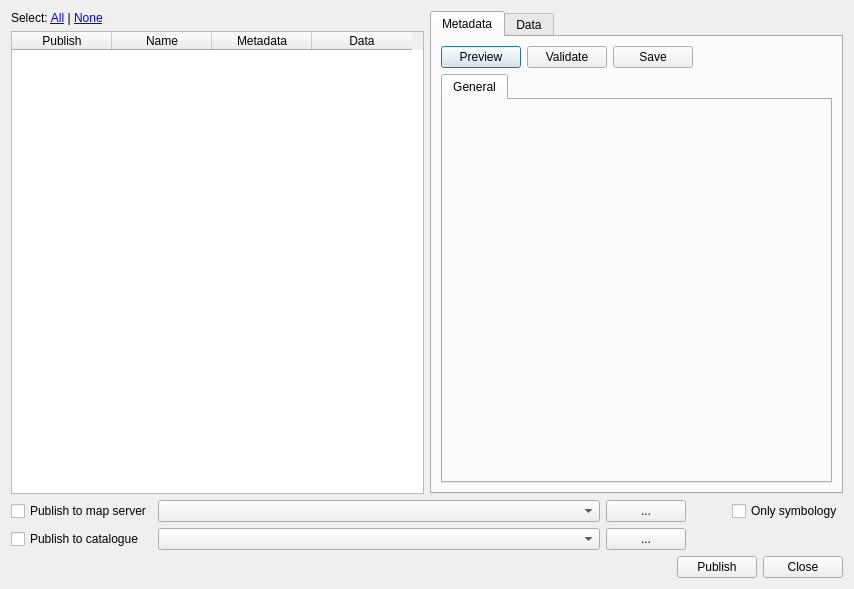
Before: the Qt Designer form geocatbridge/ui/geocatbridgedialog.ui in GeoCat/qgis-bridge-plugin, drawn with Qt 5.
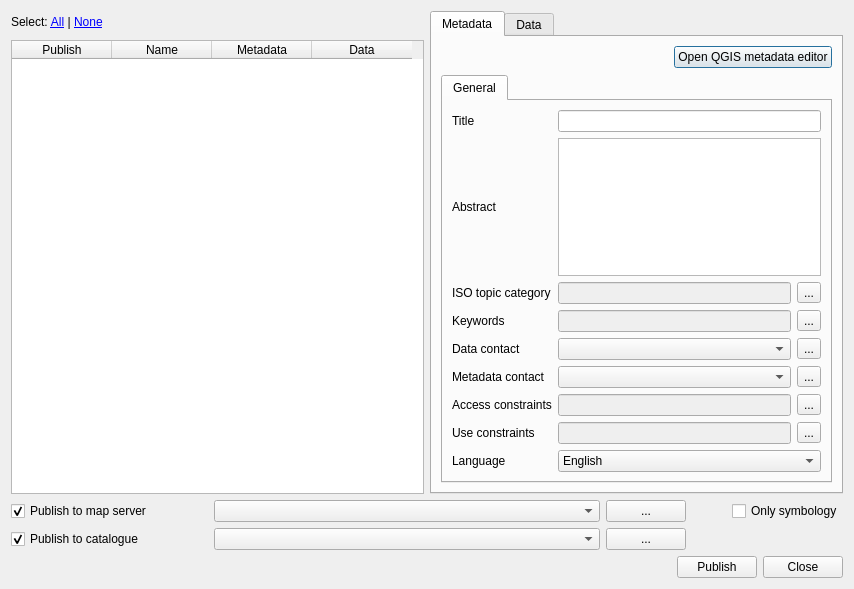
After: the same form once the commit is applied. Icons and pictures are not drawn.

Commit message: work on metadata ui and other parts of the publishing workflow ui

What changed in the file:
```diff
--- a/geocatbridge/ui/geocatbridgedialog.ui
+++ b/geocatbridge/ui/geocatbridgedialog.ui
@@ -15,18 +15,49 @@
   </property>
   <layout class="QVBoxLayout" name="verticalLayout_3">
    <item>
-    <layout class="QHBoxLayout" name="horizontalLayout_3">
+    <layout class="QHBoxLayout" name="horizontalLayout_5">
      <item>
       <layout class="QVBoxLayout" name="verticalLayout">
        <item>
-        <widget class="QLabel" name="labelSelect">
-         <property name="text">
-          <string>Select: &lt;a href=&quot;all&quot;&gt;All&lt;/a&gt; | &lt;a href=&quot;none&quot;&gt;None&lt;/a&gt;</string>
-         </property>
-         <property name="textInteractionFlags">
-          <set>Qt::TextBrowserInteraction</set>
-         </property>
-        </widget>
+        <layout class="QHBoxLayout" name="horizontalLayout_3">
+         <item>
+          <widget class="QLabel" name="labelSelect">
+           <property name="text">
+            <string>Select: &lt;a href=&quot;all&quot;&gt;All&lt;/a&gt; | &lt;a href=&quot;none&quot;&gt;None&lt;/a&gt;</string>
+           </property>
+           <property name="textInteractionFlags">
+            <set>Qt::TextBrowserInteraction</set>
+           </property>
+          </widget>
+         </item>
+         <item>
+          <spacer name="horizontalSpacer_4">
+           <property name="orientation">
+            <enum>Qt::Horizontal</enum>
+           </property>
+           <property name="sizeHint" stdset="0">
+            <size>
+             <width>40</width>
+             <height>20</height>
+            </size>
+           </property>
+          </spacer>
+         </item>
+         <item>
+          <widget class="QToolButton" name="btnRemoveAll">
+           <property name="text">
+            <string/>
+           </property>
+           <property name="icon">
+            <iconset>
+             <normaloff>../icons/remove.png</normaloff>../icons/remove.png</iconset>
+           </property>
+           <property name="autoRaise">
+            <bool>true</bool>
+           </property>
+          </widget>
+         </item>
+        </layout>
        </item>
        <item>
         <widget class="QTableWidget" name="tableLayers">
@@ -70,23 +101,44 @@
          <item>
           <layout class="QHBoxLayout" name="horizontalLayout_2">
            <item>
-            <widget class="QPushButton" name="btnPreview">
+            <widget class="QToolButton" name="btnPreview">
              <property name="text">
-              <string>Preview</string>
+              <string/>
              </property>
+             <property name="icon">
+              <iconset>
+               <normaloff>../icons/preview.png</normaloff>../icons/preview.png</iconset>
+             </property>
+             <property name="autoRaise">
+              <bool>true</bool>
+             </property>
             </widget>
            </item>
            <item>
-            <widget class="QPushButton" name="btnValidate">
+            <widget class="QToolButton" name="btnValidate">
              <property name="text">
-              <string>Validate</string>
+              <string/>
              </property>
+             <property name="icon">
+              <iconset>
+               <normaloff>../icons/validation.png</normaloff>../icons/validation.png</iconset>
+             </property>
+             <property name="autoRaise">
+              <bool>true</bool>
+             </property>
             </widget>
            </item>
            <item>
-            <widget class="QPushButton" name="btnSave">
+            <widget class="QToolButton" name="btnSave">
              <property name="text">
-              <string>Save</string>
+              <string/>
+             </property>
+             <property name="icon">
+              <iconset>
+               <normaloff>../icons/save.png</normaloff>../icons/save.png</iconset>
+             </property>
+             <property name="autoRaise">
+              <bool>true</bool>
              </property>
             </widget>
            </item>
@@ -103,6 +155,13 @@
              </property>
             </spacer>
            </item>
+           <item>
+            <widget class="QPushButton" name="btnOpenQgisMetadataEditor">
+             <property name="text">
+              <string>Open QGIS metadata editor</string>
+             </property>
+            </widget>
+           </item>
           </layout>
          </item>
          <item>
@@ -114,6 +173,183 @@
             <attribute name="title">
              <string>General</string>
             </attribute>
+            <layout class="QVBoxLayout" name="verticalLayout_4">
+             <item>
+              <layout class="QGridLayout" name="gridLayout_2">
+               <item row="3" column="2">
+                <widget class="QLineEdit" name="txtKeywords">
+                 <property name="enabled">
+                  <bool>false</bool>
+                 </property>
+                </widget>
+               </item>
+               <item row="3" column="3">
+                <widget class="QToolButton" name="btnKeywords">
+                 <property name="text">
+                  <string>...</string>
+                 </property>
+                </widget>
+               </item>
+               <item row="1" column="0">
+                <widget class="QLabel" name="label_2">
+                 <property name="text">
+                  <string>Abstract</string>
+                 </property>
+                </widget>
+               </item>
+               <item row="1" column="2" colspan="2">
+                <widget class="QTextEdit" name="txtAbstract"/>
+               </item>
+               <item row="5" column="2">
+                <widget class="QComboBox" name="comboMetadataContact"/>
+               </item>
+               <item row="2" column="2">
+                <widget class="QLineEdit" name="txtIsoTopic">
+                 <property name="enabled">
+                  <bool>false</bool>
+                 </property>
+                </widget>
+               </item>
+               <item row="3" column="0">
+                <widget class="QLabel" name="label_7">
+                 <property name="text">
+                  <string>Keywords</string>
+                 </property>
+                </widget>
+               </item>
+               <item row="2" column="0">
+                <widget class="QLabel" name="label_3">
+                 <property name="text">
+                  <string>ISO topic category</string>
+                 </property>
+                </widget>
+               </item>
+               <item row="5" column="3">
+                <widget class="QToolButton" name="btnMetadataContact">
+                 <property name="text">
+                  <string>...</string>
+                 </property>
+                </widget>
+               </item>
+               <item row="0" column="0">
+                <widget class="QLabel" name="label">
+                 <property name="text">
+                  <string>Title</string>
+                 </property>
+                </widget>
+               </item>
+               <item row="4" column="3">
+                <widget class="QToolButton" name="btnDataContact">
+                 <property name="text">
+                  <string>...</string>
+                 </property>
+                </widget>
+               </item>
+               <item row="6" column="0">
+                <widget class="QLabel" name="label_6">
+                 <property name="text">
+                  <string>Access constraints</string>
+                 </property>
+                </widget>
+               </item>
+               <item row="4" column="0">
+                <widget class="QLabel" name="label_4">
+                 <property name="text">
+                  <string>Data contact</string>
+                 </property>
+                </widget>
+               </item>
+               <item row="6" column="3">
+                <widget class="QToolButton" name="btnAccessConstraints">
+                 <property name="text">
+                  <string>...</string>
+                 </property>
+                </widget>
+               </item>
+               <item row="2" column="3">
+                <widget class="QToolButton" name="btnIsoTopic">
+                 <property name="text">
+                  <string>...</string>
+                 </property>
+                </widget>
+               </item>
+               <item row="4" column="2">
+                <widget class="QComboBox" name="comboDataContact">
+                 <property name="editable">
+                  <bool>false</bool>
+                 </property>
+                </widget>
+               </item>
+               <item row="5" column="0">
+                <widget class="QLabel" name="label_5">
+                 <property name="text">
+                  <string>Metadata contact</string>
+                 </property>
+                </widget>
+               </item>
+               <item row="0" column="2" colspan="2">
+                <widget class="QLineEdit" name="txtMetadataTitle"/>
+               </item>
+               <item row="8" column="0">
+                <widget class="QLabel" name="label_8">
+                 <property name="text">
+                  <string>Use constraints</string>
+                 </property>
+                </widget>
+               </item>
+               <item row="9" column="2" colspan="2">
+                <widget class="QComboBox" name="comboLanguage">
+                 <item>
+                  <property name="text">
+                   <string>English</string>
+                  </property>
+                 </item>
+                 <item>
+                  <property name="text">
+                   <string>Spanish</string>
+                  </property>
+                 </item>
+                 <item>
+                  <property name="text">
+                   <string>French</string>
+                  </property>
+                 </item>
+                </widget>
+               </item>
+               <item row="9" column="0">
+                <widget class="QLabel" name="label_9">
+                 <property name="text">
+                  <string>Language</string>
+                 </property>
+                </widget>
+               </item>
+               <item row="6" column="2">
+                <widget class="QLineEdit" name="txtAccessConstraints">
+                 <property name="enabled">
+                  <bool>false</bool>
+                 </property>
+                 <property name="text">
+                  <string/>
+                 </property>
+                </widget>
+               </item>
+               <item row="8" column="2">
+                <widget class="QLineEdit" name="txtUseConstraints">
+                 <property name="enabled">
+                  <bool>false</bool>
+                 </property>
+                </widget>
+               </item>
+               <item row="8" column="3">
+                <widget class="QToolButton" name="btnUseConstraints">
+                 <property name="text">
+                  <string>...</string>
+                 </property>
+                </widget>
+               </item>
+              </layout>
+             </item>
+            </layout>
            </widget>
           </widget>
          </item>
@@ -146,7 +382,7 @@
    </item>
    <item>
     <layout class="QGridLayout" name="gridLayout">
-     <item row="0" column="4">
+     <item row="0" column="5">
       <widget class="QCheckBox" name="chkOnlySymbology">
        <property name="text">
         <string>Only symbology</string>
@@ -154,37 +390,47 @@
       </widget>
      </item>
      <item row="0" column="2">
-      <widget class="QPushButton" name="btnDefineConnectionsData">
+      <widget class="QComboBox" name="comboGeodataServer">
        <property name="sizePolicy">
-        <sizepolicy hsizetype="Maximum" vsizetype="Fixed">
+        <sizepolicy hsizetype="MinimumExpanding" vsizetype="Fixed">
          <horstretch>0</horstretch>
          <verstretch>0</verstretch>
         </sizepolicy>
        </property>
+      </widget>
+     </item>
+     <item row="1" column="3">
+      <widget class="QPushButton" name="btnDefineConnectionsMetadata">
        <property name="text">
         <string>...</string>
        </property>
       </widget>
      </item>
      <item row="1" column="0">
-      <widget class="QCheckBox" name="chkPublishToCatalogue">
+      <widget class="QCheckBox" name="chkPublishToMetadataServer">
        <property name="text">
         <string>Publish to catalogue</string>
        </property>
+       <property name="checked">
+        <bool>true</bool>
+       </property>
       </widget>
      </item>
-     <item row="1" column="1">
-      <widget class="QComboBox" name="comboCatalogue">
+     <item row="0" column="3">
+      <widget class="QPushButton" name="btnDefineConnectionsData">
        <property name="sizePolicy">
-        <sizepolicy hsizetype="MinimumExpanding" vsizetype="Fixed">
+        <sizepolicy hsizetype="Maximum" vsizetype="Fixed">
          <horstretch>0</horstretch>
          <verstretch>0</verstretch>
         </sizepolicy>
        </property>
+       <property name="text">
+        <string>...</string>
+       </property>
       </widget>
      </item>
-     <item row="0" column="1">
-      <widget class="QComboBox" name="comboMapServer">
+     <item row="1" column="2">
+      <widget class="QComboBox" name="comboMetadataServer">
        <property name="sizePolicy">
         <sizepolicy hsizetype="MinimumExpanding" vsizetype="Fixed">
          <horstretch>0</horstretch>
@@ -194,20 +440,16 @@
       </widget>
      </item>
      <item row="0" column="0">
-      <widget class="QCheckBox" name="chkPublishToMapServer">
+      <widget class="QCheckBox" name="chkPublishToGeodataServer">
        <property name="text">
         <string>Publish to map server</string>
        </property>
-      </widget>
-     </item>
-     <item row="1" column="2">
-      <widget class="QPushButton" name="btnDefineConnectionsMetadata">
-       <property name="text">
-        <string>...</string>
+       <property name="checked">
+        <bool>true</bool>
        </property>
       </widget>
      </item>
-     <item row="0" column="3">
+     <item row="0" column="4">
       <spacer name="horizontalSpacer">
        <property name="orientation">
         <enum>Qt::Horizontal</enum>
@@ -223,6 +465,56 @@
        </property>
       </spacer>
      </item>
+     <item row="0" column="1">
+      <widget class="QLabel" name="labelErrorGeodataServer">
+       <property name="sizePolicy">
+        <sizepolicy hsizetype="Fixed" vsizetype="Preferred">
+         <horstretch>0</horstretch>
+         <verstretch>0</verstretch>
+        </sizepolicy>
+       </property>
+       <property name="minimumSize">
+        <size>
+         <width>50</width>
+         <height>0</height>
+        </size>
+       </property>
+       <property name="maximumSize">
+        <size>
+         <width>50</width>
+         <height>16777215</height>
+        </size>
+       </property>
+       <property name="text">
+        <string/>
+       </property>
+      </widget>
+     </item>
+     <item row="1" column="1">
+      <widget class="QLabel" name="labelErrorMetadataServer">
+       <property name="sizePolicy">
+        <sizepolicy hsizetype="Fixed" vsizetype="Preferred">
+         <horstretch>0</horstretch>
+         <verstretch>0</verstretch>
+        </sizepolicy>
+       </property>
+       <property name="minimumSize">
+        <size>
+         <width>50</width>
+         <height>0</height>
+        </size>
+       </property>
+       <property name="maximumSize">
+        <size>
+         <width>50</width>
+         <height>16777215</height>
+        </size>
+       </property>
+       <property name="text">
+        <string/>
+       </property>
+      </widget>
+     </item>
     </layout>
    </item>
    <item>
```
The commit also changes 36 other files.
